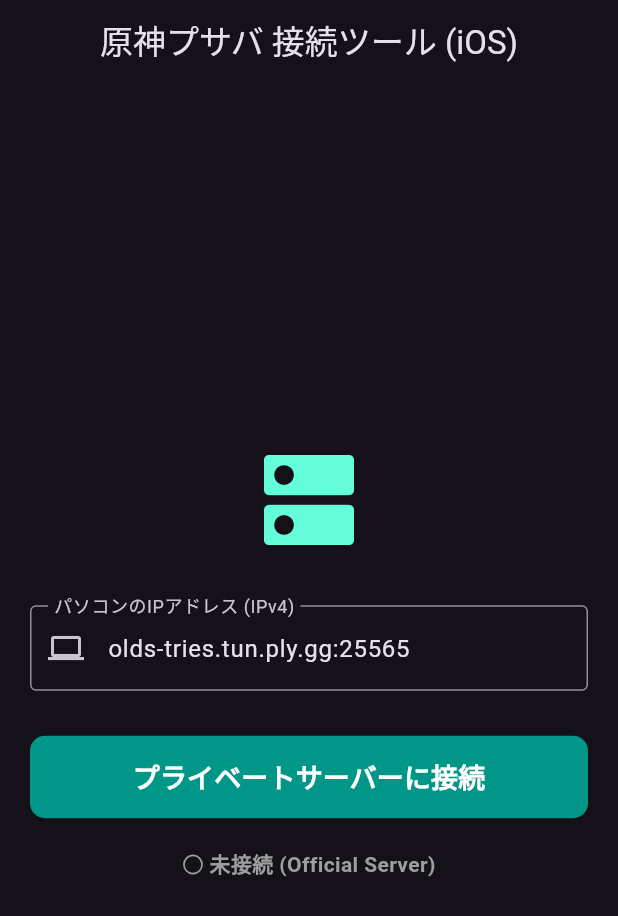
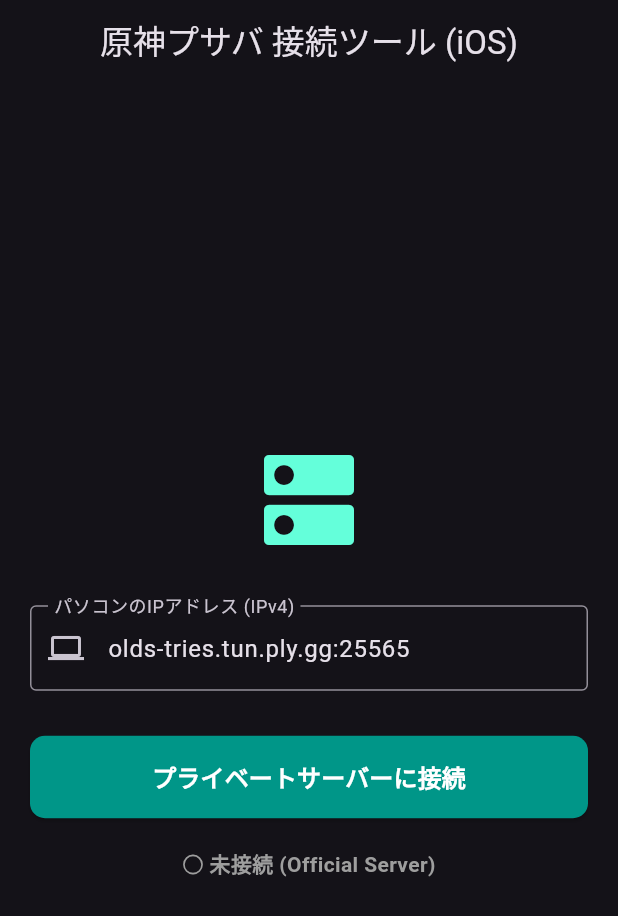
Before and after one commit to keizou945-ctrl/genshin-proxy-app, a Flutter app: the screen it shows after launch, on a phone screen of 412 x 824 dp. Shown: the top 916 px of the screen. Run offline on Flutter 3.47's test engine with Material 3 defaults, Android fonts, the phone set to English and light mode, and no system bars; our stand-ins replace shared_preferences.

Commit message:
Add files via upload

```diff
--- a/lib/main.dart
+++ b/lib/main.dart
@@ -12,6 +12,8 @@
   Widget build(BuildContext context) {
     return MaterialApp(
       title: 'Genshin Proxy Connector',
+      // ★デバッグモードの制限を内部から完全に解除し、あの白いエラー画面を出さない設定です
+      debugShowCheckedModeBanner: false,
       theme: ThemeData(
         brightness: Brightness.dark,
         primarySwatch: Colors.teal,
@@ -109,7 +111,7 @@
                 onPressed: _toggleConnection,
                 child: Text(
                   _isConnected ? 'プサバ接続を解除する' : 'プライベートサーバーに接続',
-                  style: const TextStyle(fontSize: 18, fontWeight: FontWeight.bold, color: Colors.white),
+                  style: const TextStyle(fontSize: 16, fontWeight: FontWeight.bold, color: Colors.white),
                 ),
               ),
             ),
```
